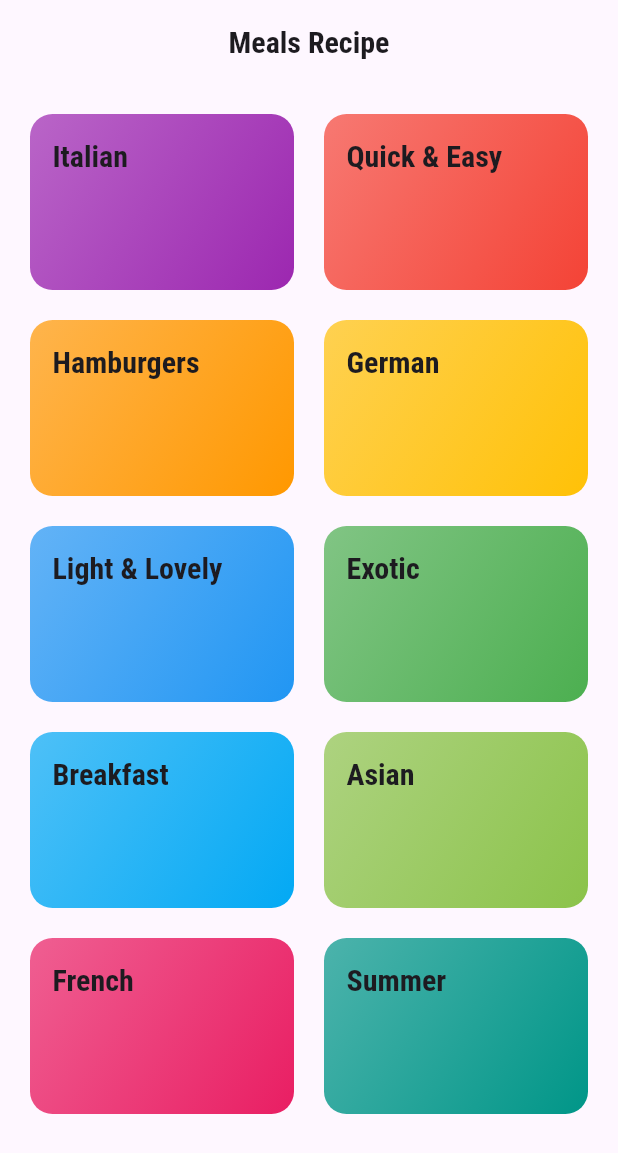
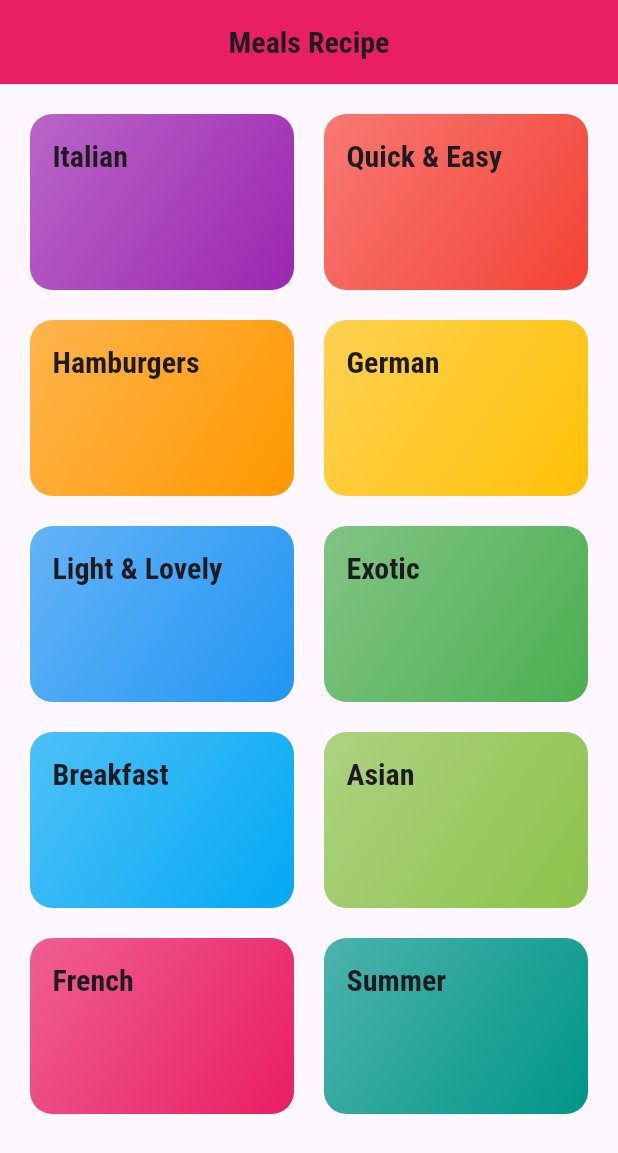
Before and after one commit to asadullah43/meals_app, a Flutter app: the screen it shows after launch, on a phone screen of 412 x 824 dp. Shown: the top 1153 px of the screen. Run offline on Flutter 3.47's test engine with Material 3 defaults, Android fonts, the phone set to English and light mode, and no system bars.

```diff
--- a/lib/categories_item.dart
+++ b/lib/categories_item.dart
@@ -2,12 +2,27 @@ import 'package:flutter/material.dart';
 
 class CategoryItem extends StatelessWidget {
   final String title;
+  final String id;
   final Color color;
-  const CategoryItem({super.key, required this.title, required this.color});
+  const CategoryItem({
+    super.key,
+    required this.title,
+    required this.color,
+    required this.id,
+  });
+
+  void selectCategory(BuildContext context) {
+    Navigator.of(context)
+        .pushNamed('/category-meals', arguments: {'id': id, 'title': title});
+  }
 
   @override
   Widget build(BuildContext context) {
-    return Container(
+    return InkWell(
+      onTap: () => selectCategory(context),
+      splashColor: Theme.of(context).primaryColor,
+      borderRadius: BorderRadius.circular(15),
+      child: Container(
         padding: const EdgeInsets.all(15),
         decoration: BoxDecoration(
             gradient: LinearGradient(colors: [
@@ -15,7 +30,11 @@ class CategoryItem extends StatelessWidget {
               color,
             ], begin: Alignment.topLeft, end: Alignment.bottomRight),
             borderRadius: BorderRadius.circular(15)),
-      child: Text(title, style: Theme.of(context).textTheme.titleLarge,),
+        child: Text(
+          title,
+          style: Theme.of(context).textTheme.titleLarge,
+        ),
+      ),
     );
   }
 }
--- a/lib/categories_screen.dart
+++ b/lib/categories_screen.dart
@@ -22,6 +22,7 @@ class CategoriesScreen extends StatelessWidget {
           ),
           children: DUMMY_CATEGORIES
               .map((catData) => CategoryItem(
+                    id: catData.id,
                     title: catData.title,
                     color: catData.color,
                   ))
--- a/lib/main.dart
+++ b/lib/main.dart
@@ -1,5 +1,6 @@
 import 'package:flutter/material.dart';
 import 'package:meals_app/categories_screen.dart';
+import 'package:meals_app/category_meals_screen.dart';
 
 void main() {
   runApp(const MyApp());
@@ -15,6 +16,9 @@ class MyApp extends StatelessWidget {
       debugShowCheckedModeBanner: false,
       title: 'Meals App',
       theme: ThemeData(
+        appBarTheme: const AppBarTheme(
+          color: Colors.pink,
+        ),
         primarySwatch: Colors.pink,
         canvasColor: const Color.fromRGBO(255, 254, 229, 1),
         fontFamily: 'Raleway',
@@ -28,11 +32,17 @@ class MyApp extends StatelessWidget {
                 color: Color.fromRGBO(20, 51, 51, 1),
               ),
               //title
-              titleLarge:
-                  const TextStyle(fontSize: 20, fontFamily: 'RobotoCondensed',fontWeight: FontWeight.bold),
+              titleLarge: const TextStyle(
+                  fontSize: 20,
+                  fontFamily: 'RobotoCondensed',
+                  fontWeight: FontWeight.bold),
             ),
       ),
       home: const CategoriesScreen(),
+      routes: {
+        // '/': (context) => const CategoriesScreen(),
+        '/category-meals': (context) => const CategoryMealsScreen(),
+      },
     );
   }
 }
```
Also changed, not shown: lib/category_meals_screen.dart (added, +29 -0 lines). Lines whose indentation alone changed are shown as unchanged.
